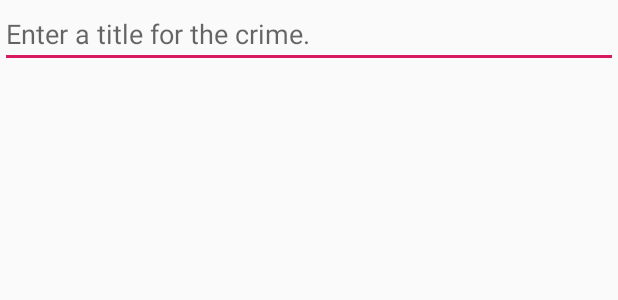
After one commit to Dimcooo/criminal-intent-app, an Android app: the layout fragment_crime.xml on its own in the app's theme, with its tools: preview values and no code run, on a phone screen of 412 x 824 dp. The commit adds this screen. Shown: the top 300 px of the screen. Run offline under Robolectric (Android 15) with nearby library versions, the phone set to English and light mode, and no system bars.

Commit message:
Start fragment config

```diff
--- a/CriminalIntent/app/build.gradle
+++ b/CriminalIntent/app/build.gradle
@@ -21,6 +21,7 @@ android {
 dependencies {
     implementation fileTree(dir: 'libs', include: ['*.jar'])
     implementation 'com.android.support:appcompat-v7:28.0.0'
+    implementation 'com.android.support:support-v4:28.0.0'
     implementation 'com.android.support.constraint:constraint-layout:1.1.3'
     testImplementation 'junit:junit:4.12'
     androidTestImplementation 'com.android.support.test:runner:1.0.2'
--- a/CriminalIntent/app/src/main/AndroidManifest.xml
+++ b/CriminalIntent/app/src/main/AndroidManifest.xml
@@ -9,7 +9,7 @@
         android:roundIcon="@mipmap/ic_launcher_round"
         android:supportsRtl="true"
         android:theme="@style/AppTheme">
-        <activity android:name=".CrimeActivity">
+        <activity android:name=".activity.CrimeActivity">
             <intent-filter>
                 <action android:name="android.intent.action.MAIN" />
 
--- /dev/null
+++ b/CriminalIntent/app/src/main/res/layout/fragment_crime.xml
@@ -0,0 +1,12 @@
+<?xml version="1.0" encoding="utf-8"?>
+<LinearLayout xmlns:android="http://schemas.android.com/apk/res/android"
+    android:orientation="vertical"
+    android:layout_width="match_parent"
+    android:layout_height="match_parent">
+
+    <EditText
+        android:id="@+id/crime_title"
+        android:layout_width="match_parent"
+        android:layout_height="wrap_content"
+        android:hint="@string/crime_title_hint"/>
+</LinearLayout>
--- a/CriminalIntent/app/src/main/res/values/strings.xml
+++ b/CriminalIntent/app/src/main/res/values/strings.xml
@@ -1,3 +1,7 @@
 <resources>
     <string name="app_name">CriminalIntent</string>
+    <string name="hello_world">Hello world!</string>
+    <string name="menu_settings">Settings</string>
+    <string name="title_activity_crime">CrimeActivity</string>
+    <string name="crime_title_hint">Enter a title for the crime.</string>
 </resources>
```
Also changed, not shown: CriminalIntent/app/src/main/java/com/dimco/criminalintent/activity/CrimeActivity.java (renamed from CriminalIntent/app/src/main/java/com/dimco/criminalintent/CrimeActivity.java, +5 -2 lines), CriminalIntent/app/src/main/java/com/dimco/criminalintent/entity/Crime.java (added, +24 -0 lines), CriminalIntent/app/src/main/java/com/dimco/criminalintent/fragment/CrimeFragment.java (added, +16 -0 lines), CriminalIntent/app/src/main/res/layout/activity_crime.xml (+4 -13 lines).
